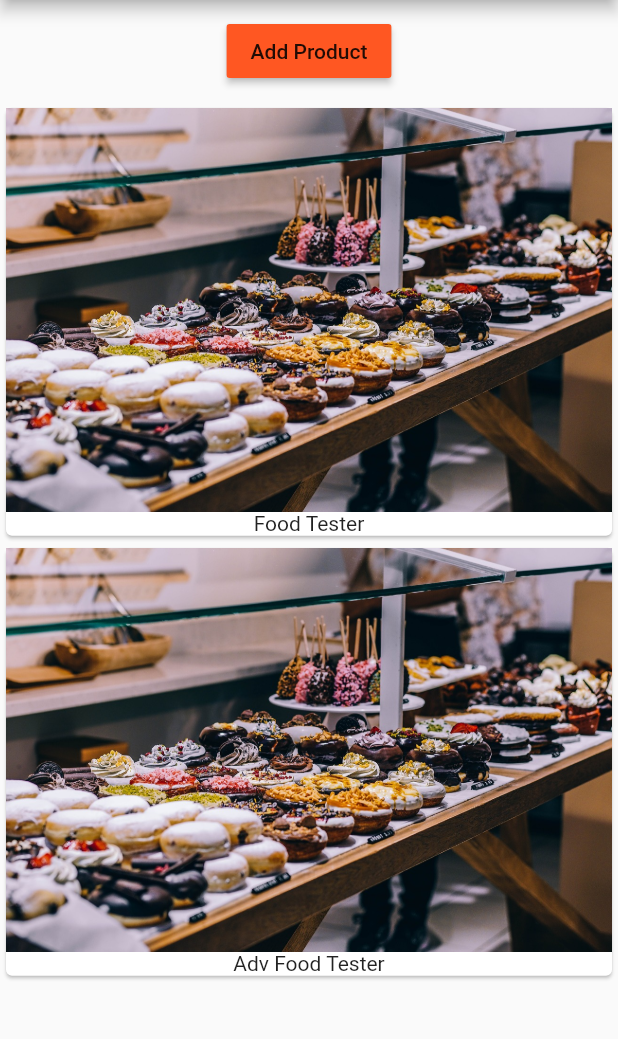
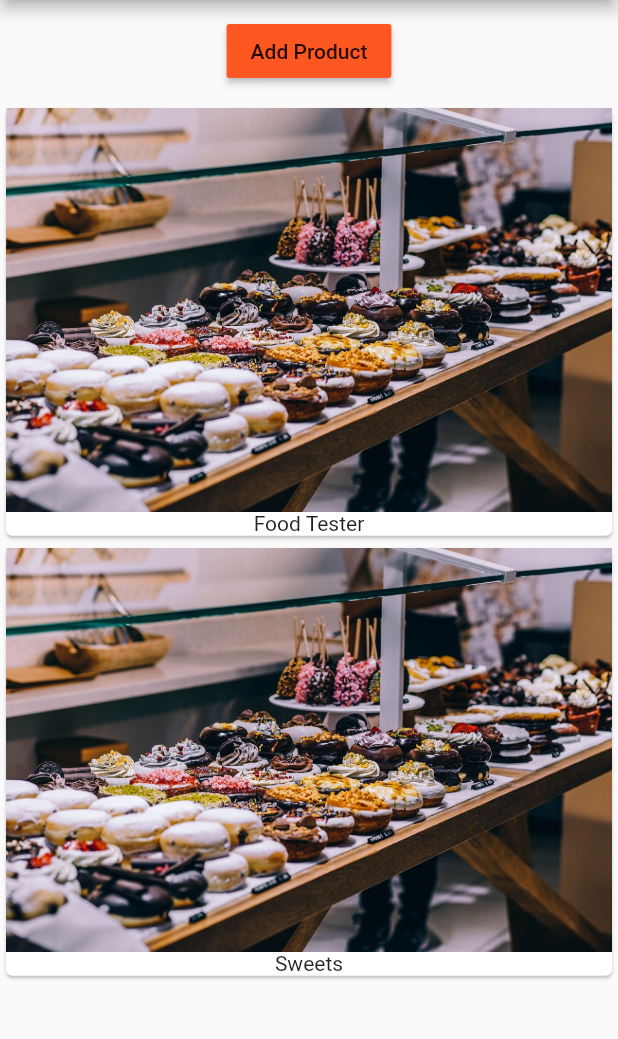
Before and after one commit to cashwu/Flutter_BasicsWidgets, a Flutter app: the screen it shows after launch, after a tap on "Add Product", on a phone screen of 412 x 824 dp, the part 84-1123 px from its top. Run offline on Flutter 3.47's test engine with Material 2 defaults, Android fonts, the phone set to English and light mode, and no system bars.

Commit message:
add product control

```diff
--- /dev/null
+++ b/lib/product_control.dart
@@ -0,0 +1,19 @@
+import 'package:flutter/material.dart';
+
+class ProductControl extends StatelessWidget {
+
+  final Function addProduct;
+
+  ProductControl(this.addProduct);
+
+  @override
+  Widget build(BuildContext context) {
+    return RaisedButton(
+      color: Theme.of(context).primaryColor,
+      onPressed: () {
+        addProduct('Sweets');
+      },
+      child: Text("Add Product"),
+    );
+  }
+}
--- a/lib/product_manager.dart
+++ b/lib/product_manager.dart
@@ -1,4 +1,5 @@
 import 'package:flutter/material.dart';
+import 'package:flutter_course/product_control.dart';
 import 'package:flutter_course/products.dart';
 
 class ProductManager extends StatefulWidget {
@@ -20,20 +21,21 @@ class _ProductManagerState extends State<ProductManager> {
   }
 
   @override
+  void didUpdateWidget(ProductManager oldWidget) {
+    super.didUpdateWidget(oldWidget);
+  }
+
+  void _addProduct(String product) {
+    setState(() {
+      _products.add(product);
+    });
+  }
+
+  @override
   Widget build(BuildContext context) {
     return Column(children: [
       Container(
-        margin: EdgeInsets.all(10.0),
-        child: RaisedButton(
-          color: Theme.of(context).primaryColor,
-          onPressed: () {
-            setState(() {
-              _products.add('Adv Food Tester');
-            });
-          },
-          child: Text("Add Product"),
-        ),
-      ),
+          margin: EdgeInsets.all(10.0), child: ProductControl(_addProduct)),
       Products(_products)
     ]);
   }
```
